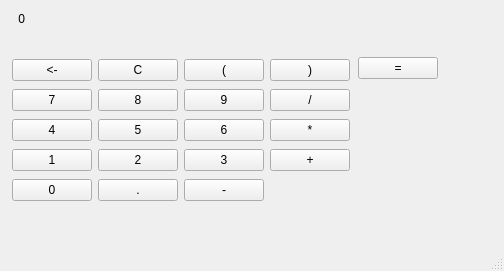
Before: the Qt Designer form 05 QT/practice_qt/EX02-10_calculator/calculator/mainwindow.ui in 7SH7/ai_study_avr, drawn with Qt 5.
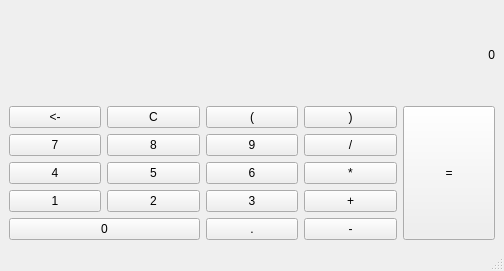
After: the same form once the commit is applied.

```diff
--- a/05 QT/practice_qt/EX02-10_calculator/calculator/mainwindow.ui
+++ b/05 QT/practice_qt/EX02-10_calculator/calculator/mainwindow.ui
@@ -14,34 +14,9 @@
    <string>MainWindow</string>
   </property>
   <widget class="QWidget" name="centralwidget">
-   <widget class="QLabel" name="lblResult">
-    <property name="geometry">
-     <rect>
-      <x>9</x>
-      <y>9</y>
-      <width>16</width>
-      <height>19</height>
-     </rect>
-    </property>
-    <property name="styleSheet">
-     <string notr="true">font: 12pt &quot;Sans Serif&quot;;</string>
-    </property>
-    <property name="text">
-     <string>0</string>
-    </property>
-    <property name="alignment">
-     <set>Qt::AlignmentFlag::AlignRight|Qt::AlignmentFlag::AlignTrailing|Qt::AlignmentFlag::AlignVCenter</set>
-    </property>
-   </widget>
+   <layout class="QGridLayout" name="gridLayout">
+    <item row="1" column="4" rowspan="5">
    <widget class="QPushButton" name="btnEqual">
-    <property name="geometry">
-     <rect>
-      <x>358</x>
-      <y>57</y>
-      <width>80</width>
-      <height>22</height>
-     </rect>
-    </property>
     <property name="sizePolicy">
      <sizepolicy hsizetype="Minimum" vsizetype="Fixed">
       <horstretch>0</horstretch>
@@ -67,15 +42,88 @@
      <string>=</string>
     </property>
    </widget>
+    </item>
+    <item row="1" column="0">
+     <widget class="QPushButton" name="btnBackspace">
+      <property name="styleSheet">
+       <string notr="true"/>
+      </property>
+      <property name="text">
+       <string>&lt;-</string>
+      </property>
+     </widget>
+    </item>
+    <item row="1" column="2">
+     <widget class="QPushButton" name="btnOpen">
+      <property name="styleSheet">
+       <string notr="true"/>
+      </property>
+      <property name="text">
+       <string>(</string>
+      </property>
+      <attribute name="buttonGroup">
+       <string notr="true">buttonGroup</string>
+      </attribute>
+     </widget>
+    </item>
+    <item row="3" column="1">
+     <widget class="QPushButton" name="btn5">
+      <property name="text">
+       <string>5</string>
+      </property>
+      <attribute name="buttonGroup">
+       <string notr="true">buttonGroup</string>
+      </attribute>
+     </widget>
+    </item>
+    <item row="1" column="1">
+     <widget class="QPushButton" name="btnCancel">
+      <property name="styleSheet">
+       <string notr="true"/>
+      </property>
+      <property name="text">
+       <string>C</string>
+      </property>
+     </widget>
+    </item>
+    <item row="1" column="3">
+     <widget class="QPushButton" name="btnClose">
+      <property name="styleSheet">
+       <string notr="true"/>
+      </property>
+      <property name="text">
+       <string>)</string>
+      </property>
+      <attribute name="buttonGroup">
+       <string notr="true">buttonGroup</string>
+      </attribute>
+     </widget>
+    </item>
+    <item row="2" column="3">
+     <widget class="QPushButton" name="btnDiv">
+      <property name="styleSheet">
+       <string notr="true"/>
+      </property>
+      <property name="text">
+       <string>/</string>
+      </property>
+      <attribute name="buttonGroup">
+       <string notr="true">buttonGroup</string>
+      </attribute>
+     </widget>
+    </item>
+    <item row="4" column="0">
+     <widget class="QPushButton" name="btn1">
+      <property name="text">
+       <string>1</string>
+      </property>
+      <attribute name="buttonGroup">
+       <string notr="true">buttonGroup</string>
+      </attribute>
+     </widget>
+    </item>
+    <item row="5" column="3">
    <widget class="QPushButton" name="btnMinus">
-    <property name="geometry">
-     <rect>
-      <x>184</x>
-      <y>179</y>
-      <width>80</width>
-      <height>22</height>
-     </rect>
-    </property>
     <property name="styleSheet">
      <string notr="true"/>
     </property>
@@ -86,15 +134,9 @@
      <string notr="true">buttonGroup</string>
     </attribute>
    </widget>
+    </item>
+    <item row="5" column="2">
    <widget class="QPushButton" name="btnPoint">
-    <property name="geometry">
-     <rect>
-      <x>98</x>
-      <y>179</y>
-      <width>80</width>
-      <height>22</height>
-     </rect>
-    </property>
     <property name="text">
      <string>.</string>
     </property>
@@ -102,31 +144,19 @@
      <string notr="true">buttonGroup</string>
     </attribute>
    </widget>
-   <widget class="QPushButton" name="btn0">
-    <property name="geometry">
-     <rect>
-      <x>12</x>
-      <y>179</y>
-      <width>80</width>
-      <height>22</height>
-     </rect>
-    </property>
+    </item>
+    <item row="2" column="1">
+     <widget class="QPushButton" name="btn8">
     <property name="text">
-     <string>0</string>
+       <string>8</string>
     </property>
     <attribute name="buttonGroup">
      <string notr="true">buttonGroup</string>
     </attribute>
    </widget>
+    </item>
+    <item row="4" column="3">
    <widget class="QPushButton" name="btnPlus">
-    <property name="geometry">
-     <rect>
-      <x>270</x>
-      <y>149</y>
-      <width>80</width>
-      <height>22</height>
-     </rect>
-    </property>
     <property name="styleSheet">
      <string notr="true"/>
     </property>
@@ -137,31 +167,29 @@
      <string notr="true">buttonGroup</string>
     </attribute>
    </widget>
-   <widget class="QPushButton" name="btn2">
-    <property name="geometry">
-     <rect>
-      <x>98</x>
-      <y>149</y>
-      <width>80</width>
-      <height>22</height>
-     </rect>
-    </property>
+    </item>
+    <item row="5" column="0" colspan="2">
+     <widget class="QPushButton" name="btn0">
+      <property name="text">
+       <string>0</string>
+      </property>
+      <attribute name="buttonGroup">
+       <string notr="true">buttonGroup</string>
+      </attribute>
+     </widget>
+    </item>
+    <item row="2" column="2">
+     <widget class="QPushButton" name="btn9">
     <property name="text">
-     <string>2</string>
+       <string>9</string>
     </property>
     <attribute name="buttonGroup">
      <string notr="true">buttonGroup</string>
     </attribute>
    </widget>
+    </item>
+    <item row="4" column="2">
    <widget class="QPushButton" name="btn3">
-    <property name="geometry">
-     <rect>
-      <x>184</x>
-      <y>149</y>
-      <width>80</width>
-      <height>22</height>
-     </rect>
-    </property>
     <property name="text">
      <string>3</string>
     </property>
@@ -169,66 +197,9 @@
      <string notr="true">buttonGroup</string>
     </attribute>
    </widget>
-   <widget class="QPushButton" name="btn1">
-    <property name="geometry">
-     <rect>
-      <x>12</x>
-      <y>149</y>
-      <width>80</width>
-      <height>22</height>
-     </rect>
-    </property>
-    <property name="text">
-     <string>1</string>
-    </property>
-    <attribute name="buttonGroup">
-     <string notr="true">buttonGroup</string>
-    </attribute>
-   </widget>
-   <widget class="QPushButton" name="btnMul">
-    <property name="geometry">
-     <rect>
-      <x>270</x>
-      <y>119</y>
-      <width>80</width>
-      <height>22</height>
-     </rect>
-    </property>
-    <property name="styleSheet">
-     <string notr="true"/>
-    </property>
-    <property name="text">
-     <string>*</string>
-    </property>
-    <attribute name="buttonGroup">
-     <string notr="true">buttonGroup</string>
-    </attribute>
-   </widget>
-   <widget class="QPushButton" name="btn5">
-    <property name="geometry">
-     <rect>
-      <x>98</x>
-      <y>119</y>
-      <width>80</width>
-      <height>22</height>
-     </rect>
-    </property>
-    <property name="text">
-     <string>5</string>
-    </property>
-    <attribute name="buttonGroup">
-     <string notr="true">buttonGroup</string>
-    </attribute>
-   </widget>
+    </item>
+    <item row="3" column="0">
    <widget class="QPushButton" name="btn4">
-    <property name="geometry">
-     <rect>
-      <x>12</x>
-      <y>119</y>
-      <width>80</width>
-      <height>22</height>
-     </rect>
-    </property>
     <property name="text">
      <string>4</string>
     </property>
@@ -236,15 +207,9 @@
      <string notr="true">buttonGroup</string>
     </attribute>
    </widget>
+    </item>
+    <item row="3" column="2">
    <widget class="QPushButton" name="btn6">
-    <property name="geometry">
-     <rect>
-      <x>184</x>
-      <y>119</y>
-      <width>80</width>
-      <height>22</height>
-     </rect>
-    </property>
     <property name="text">
      <string>6</string>
     </property>
@@ -252,66 +217,19 @@
      <string notr="true">buttonGroup</string>
     </attribute>
    </widget>
-   <widget class="QPushButton" name="btn9">
-    <property name="geometry">
-     <rect>
-      <x>184</x>
-      <y>89</y>
-      <width>80</width>
-      <height>22</height>
-     </rect>
-    </property>
+    </item>
+    <item row="4" column="1">
+     <widget class="QPushButton" name="btn2">
     <property name="text">
-     <string>9</string>
+       <string>2</string>
     </property>
     <attribute name="buttonGroup">
      <string notr="true">buttonGroup</string>
     </attribute>
    </widget>
-   <widget class="QPushButton" name="btnDiv">
-    <property name="geometry">
-     <rect>
-      <x>270</x>
-      <y>89</y>
-      <width>80</width>
-      <height>22</height>
-     </rect>
-    </property>
-    <property name="styleSheet">
-     <string notr="true"/>
-    </property>
-    <property name="text">
-     <string>/</string>
-    </property>
-    <attribute name="buttonGroup">
-     <string notr="true">buttonGroup</string>
-    </attribute>
-   </widget>
-   <widget class="QPushButton" name="btn8">
-    <property name="geometry">
-     <rect>
-      <x>98</x>
-      <y>89</y>
-      <width>80</width>
-      <height>22</height>
-     </rect>
-    </property>
-    <property name="text">
-     <string>8</string>
-    </property>
-    <attribute name="buttonGroup">
-     <string notr="true">buttonGroup</string>
-    </attribute>
-   </widget>
+    </item>
+    <item row="2" column="0">
    <widget class="QPushButton" name="btn7">
-    <property name="geometry">
-     <rect>
-      <x>12</x>
-      <y>89</y>
-      <width>80</width>
-      <height>22</height>
-     </rect>
-    </property>
     <property name="text">
      <string>7</string>
     </property>
@@ -319,76 +237,34 @@
      <string notr="true">buttonGroup</string>
     </attribute>
    </widget>
-   <widget class="QPushButton" name="btnBackspace">
-    <property name="geometry">
-     <rect>
-      <x>12</x>
-      <y>59</y>
-      <width>80</width>
-      <height>22</height>
-     </rect>
-    </property>
+    </item>
+    <item row="3" column="3">
+     <widget class="QPushButton" name="btnMul">
     <property name="styleSheet">
      <string notr="true"/>
     </property>
     <property name="text">
-     <string>&lt;-</string>
-    </property>
-   </widget>
-   <widget class="QPushButton" name="btnOpen">
-    <property name="geometry">
-     <rect>
-      <x>184</x>
-      <y>59</y>
-      <width>80</width>
-      <height>22</height>
-     </rect>
-    </property>
-    <property name="styleSheet">
-     <string notr="true"/>
-    </property>
-    <property name="text">
-     <string>(</string>
-    </property>
+       <string>*</string>
+      </property>
     <attribute name="buttonGroup">
      <string notr="true">buttonGroup</string>
     </attribute>
    </widget>
-   <widget class="QPushButton" name="btnClose">
-    <property name="geometry">
-     <rect>
-      <x>270</x>
-      <y>59</y>
-      <width>80</width>
-      <height>22</height>
-     </rect>
-    </property>
+    </item>
+    <item row="0" column="4">
+     <widget class="QLabel" name="lblResult">
     <property name="styleSheet">
-     <string notr="true"/>
+       <string notr="true">font: 12pt &quot;Sans Serif&quot;;</string>
     </property>
     <property name="text">
-     <string>)</string>
-    </property>
-    <attribute name="buttonGroup">
-     <string notr="true">buttonGroup</string>
-    </attribute>
-   </widget>
-   <widget class="QPushButton" name="btnCancel">
-    <property name="geometry">
-     <rect>
-      <x>98</x>
-      <y>59</y>
-      <width>80</width>
-      <height>22</height>
-     </rect>
-    </property>
-    <property name="styleSheet">
-     <string notr="true"/>
-    </property>
-    <property name="text">
-     <string>C</string>
-    </property>
-   </widget>
+       <string>0</string>
+      </property>
+      <property name="alignment">
+       <set>Qt::AlignmentFlag::AlignRight|Qt::AlignmentFlag::AlignTrailing|Qt::AlignmentFlag::AlignVCenter</set>
+      </property>
+     </widget>
+    </item>
+   </layout>
   </widget>
   <widget class="QMenuBar" name="menubar">
    <property name="geometry">
```
Lines whose indentation alone changed are shown as unchanged.
